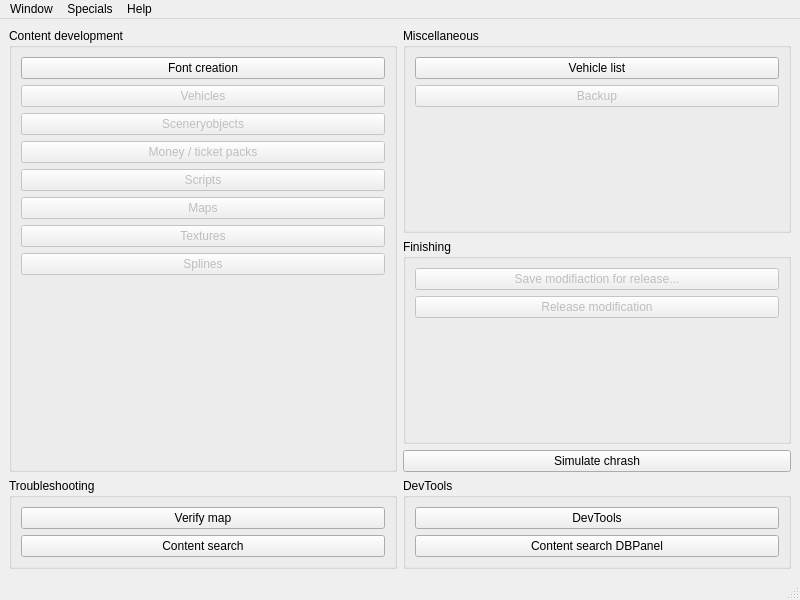
The window that wstart.ui (pietr26/OMSI-Tools) describes before a commit, drawn with Qt 5.
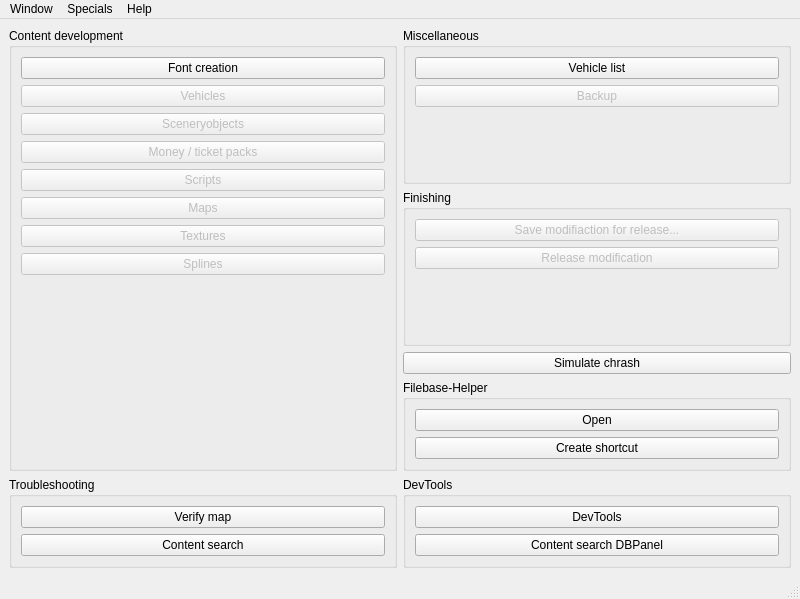
The same window after the commit. Icons and pictures are not drawn.

Commit message: Added group box for Filebase-Helper

```diff
--- a/wstart.ui
+++ b/wstart.ui
@@ -10,7 +10,7 @@
     <x>0</x>
     <y>0</y>
     <width>800</width>
-    <height>600</height>
+    <height>599</height>
    </rect>
   </property>
   <property name="sizePolicy">
@@ -377,6 +377,37 @@
           </property>
          </widget>
         </item>
+        <item>
+         <widget class="QGroupBox" name="gbxFbh">
+          <property name="title">
+           <string notr="true">Filebase-Helper</string>
+          </property>
+          <layout class="QVBoxLayout" name="verticalLayout_9">
+           <item>
+            <widget class="QPushButton" name="btnOpenFbh">
+             <property name="text">
+              <string>Open</string>
+             </property>
+             <property name="icon">
+              <iconset resource="ressources.qrc">
+               <normaloff>:/rec/data/icons/iconFbh.png</normaloff>:/rec/data/icons/iconFbh.png</iconset>
+             </property>
+            </widget>
+           </item>
+           <item>
+            <widget class="QPushButton" name="btnCreateShortcut">
+             <property name="text">
+              <string>Create shortcut</string>
+             </property>
+             <property name="icon">
+              <iconset resource="ressources.qrc">
+               <normaloff>:/rec/data/icons/iconLink.svg</normaloff>:/rec/data/icons/iconLink.svg</iconset>
+             </property>
+            </widget>
+           </item>
+          </layout>
+         </widget>
+        </item>
         <item>
          <widget class="QGroupBox" name="gbxDevTools">
           <property name="toolTip">
```
The commit also changes 2 other files.
